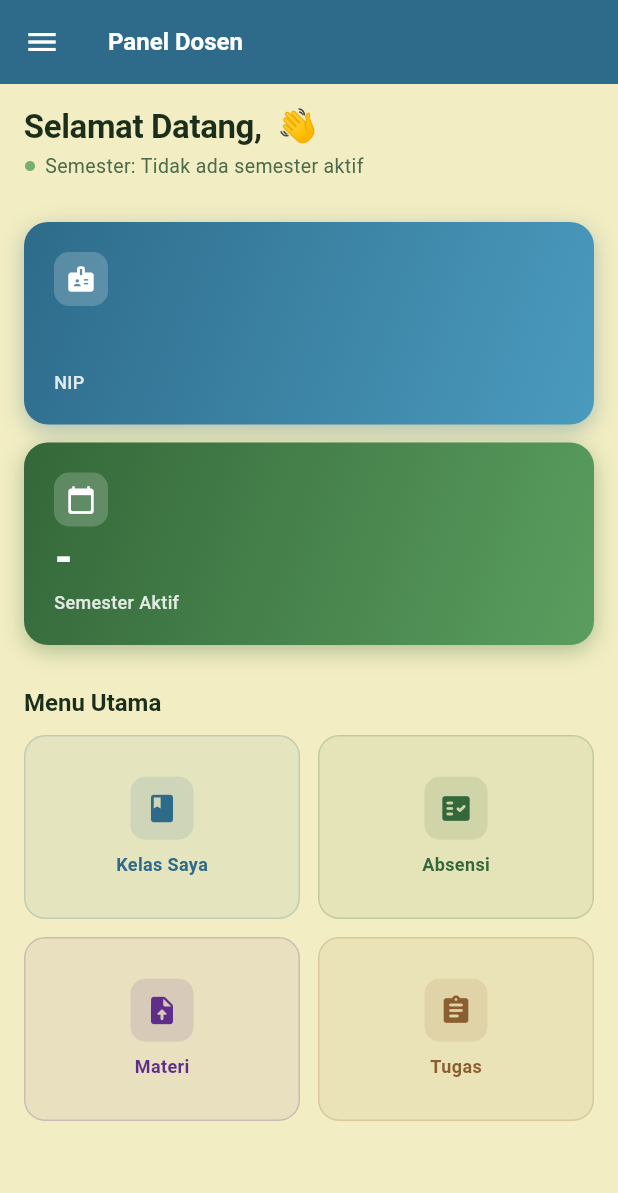
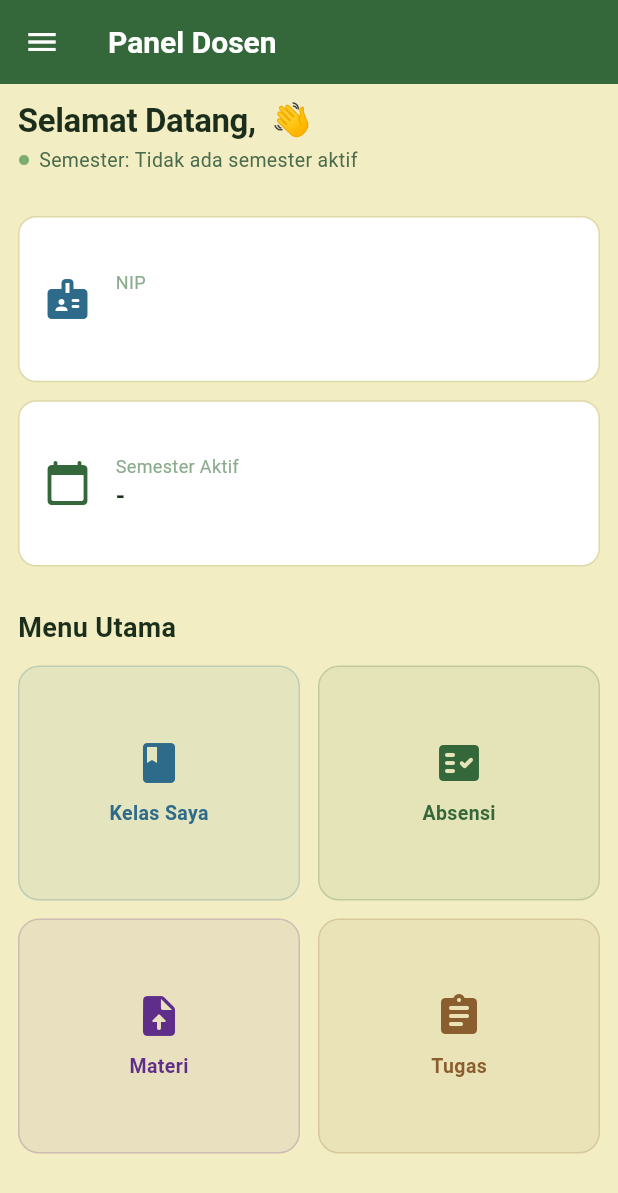
Before and after one commit to bizhab/pk-by2, a Flutter app: the DosenDashboardPage screen opened by its route, on a phone screen of 412 x 824 dp. Shown: the top 1193 px of the screen. Run offline on Flutter 3.47's test engine with Material 3 defaults, Android fonts, the phone set to English and light mode, and no system bars; our stand-ins replace flutter_dotenv, google_fonts, supabase_flutter; accounts and stored records are empty; Roboto replaces fonts that are missing (Playfair Display, Plus Jakarta Sans).

```diff
--- a/lib/features/dosen/pages/dosen_dashboard_page.dart
+++ b/lib/features/dosen/pages/dosen_dashboard_page.dart
@@ -1,7 +1,8 @@
 import 'package:flutter/material.dart';
 import '../../../core/theme/app_theme.dart';
 import '../../../core/services/supabase_service.dart';
-import '../../../core/services/widgets.dart';
+import '../../../core/widgets/adaptive_layouts.dart'; // Tambahkan ini
+import '../../../core/utils/responsive.dart'; // Tambahkan ini
 import '../widgets/dosen_sidebar.dart';
 import 'dosen_kelas_page.dart';
 import 'dosen_absensi_page.dart';
@@ -46,7 +47,7 @@ class _DosenDashboardPageState extends State<DosenDashboardPage> {
         });
       }
     } catch (e) {
-      print('[DosenDashboard] Error: $e');
+      debugPrint('[DosenDashboard] Error: $e');
       if (mounted) setState(() => _loading = false);
     }
   }
@@ -59,73 +60,36 @@ class _DosenDashboardPageState extends State<DosenDashboardPage> {
         body: Center(child: CircularProgressIndicator(color: AppColors.primary)));
     }
 
-    final isMobile = MediaQuery.of(context).size.width < 800;
-    print('[DosenDashboard] build: isMobile=$isMobile, selectedIndex=$_selectedIndex, dosenData=${_dosenData?['nama_lengkap']}');
-
-    return Scaffold(
+    // Gunakan AdaptiveDashboardLayout bawaan sistem Anda!
+    return AdaptiveDashboardLayout(
+      title: 'Panel Dosen',
       backgroundColor: AppColors.background,
-      // RESPONSIVE APPBAR: Hanya muncul di mobile
-      appBar: isMobile
-          ? AppBar(
-              backgroundColor: const Color(0xFF2E6B8A),
-              foregroundColor: Colors.white,
-              title: const Text('Panel Dosen', style: TextStyle(fontSize: 16)),
-            )
-          : null,
-      // RESPONSIVE DRAWER: Pindahkan sidebar ke menu samping di HP
-      drawer: isMobile
-          ? Drawer(
-              child: DosenSidebar(
+      sidebarBuilder: (context) => DosenSidebar(
         selectedIndex: _selectedIndex,
         nama: _dosenData?['nama_lengkap'] ?? 'Dosen',
         onSelect: (i) {
-                  print('[DosenDashboard] Sidebar selected: $i');
           setState(() => _selectedIndex = i);
+          // Jika di HP, tutup otomatis drawer setelah menu diklik
+          if (context.isMobile) {
             Navigator.pop(context);
+          }
         },
       ),
-            )
-          : null,
-      body: isMobile
-          ? _buildContent()
-          : Row(children: [
-              DosenSidebar(
-                selectedIndex: _selectedIndex,
-                nama: _dosenData?['nama_lengkap'] ?? 'Dosen',
-                onSelect: (i) {
-                  print('[DosenDashboard] Desktop sidebar selected: $i');
-                  setState(() => _selectedIndex = i);
-                },
-              ),
-              Expanded(child: _buildContent()),
-            ]),
+      body: _buildContent(),
     );
   }
 
   Widget _buildContent() {
-    print('[DosenDashboard] _buildContent: selectedIndex=$_selectedIndex');
     final dosenId = _dosenData?['dosen_id']?.toString() ?? '';
     final semId   = _activeSemester?['id']?.toString() ?? '';
 
     switch (_selectedIndex) {
-      case 0:
-        print('[DosenDashboard] Building DosenHomePage');
-        return _DosenHomePage(dosenData: _dosenData, activeSemester: _activeSemester);
-      case 1:
-        print('[DosenDashboard] Building DosenKelasPage with dosenId=$dosenId, semId=$semId');
-        return DosenKelasPage(dosenId: dosenId, semesterId: semId);
-      case 2:
-        print('[DosenDashboard] Building DosenAbsensiPage with dosenId=$dosenId');
-        return DosenAbsensiPage(dosenId: dosenId);
-      case 3:
-        print('[DosenDashboard] Building DosenMateriPage with dosenId=$dosenId, semId=$semId');
-        return DosenMateriPage(dosenId: dosenId, semesterId: semId);
-      case 4:
-        print('[DosenDashboard] Building DosenTugasPage with dosenId=$dosenId, semId=$semId');
-        return DosenTugasPage(dosenId: dosenId, semesterId: semId);
-      default:
-        print('[DosenDashboard] Unknown index: $_selectedIndex');
-        return const SizedBox.shrink();
+      case 0: return _DosenHomePage(dosenData: _dosenData, activeSemester: _activeSemester);
+      case 1: return DosenKelasPage(dosenId: dosenId, semesterId: semId);
+      case 2: return DosenAbsensiPage(dosenId: dosenId);
+      case 3: return DosenMateriPage(dosenId: dosenId, semesterId: semId);
+      case 4: return DosenTugasPage(dosenId: dosenId, semesterId: semId);
+      default: return const SizedBox.shrink();
     }
   }
 }
@@ -141,15 +105,13 @@ class _DosenHomePage extends StatelessWidget {
         ? '${activeSemester!['nama']} ${activeSemester!['tahun_akademik']?['nama'] ?? ''}'
         : 'Tidak ada semester aktif';
 
-    final screenWidth = MediaQuery.of(context).size.width;
-    final isMobile = screenWidth < 600;
-
     return SingleChildScrollView(
-      padding: EdgeInsets.all(isMobile ? 16 : 28),
+      // Gunakan padding dari file responsive Anda
+      padding: context.responsive.contentPadding,
       child: Column(crossAxisAlignment: CrossAxisAlignment.start, children: [
         Text('Selamat Datang, ${dosenData?['nama_lengkap'] ?? 'Dosen'} 👋',
           style: Theme.of(context).textTheme.displayLarge?.copyWith(
-            fontSize: isMobile ? 22 : 28
+            fontSize: context.responsive.getFont(mobile: 22, tablet: 28)
           )),
         const SizedBox(height: 4),
         Row(children: [
@@ -160,35 +122,33 @@ class _DosenHomePage extends StatelessWidget {
         ]),
         const SizedBox(height: 28),
 
-        // RESPONSIVE CARDS: Susun ke bawah di HP
-        if (isMobile) ...[
-          StatCard(
-            label: 'NIP', value: dosenData?['nip'] ?? '-', icon: Icons.badge_rounded,
-            gradient: const [Color(0xFF2E6B8A), Color(0xFF4A9BBF)]),
-          const SizedBox(height: 12),
-          StatCard(
+        // RESPONSIVE CARDS MENGGUNAKAN GRID BAWAAN ANDA
+        GridView.count(
+          crossAxisCount: context.responsive.getGridCount(mobile: 1, tablet: 2, desktop: 2),
+          crossAxisSpacing: 16,
+          mainAxisSpacing: 12,
+          childAspectRatio: context.isMobile ? 3.5 : 4.0,
+          shrinkWrap: true,
+          physics: const NeverScrollableScrollPhysics(),
+          children: [
+            _StatCardDummy(
+              label: 'NIP', value: dosenData?['nip'] ?? '-',
+              icon: Icons.badge_rounded, color: const Color(0xFF2E6B8A)),
+            _StatCardDummy(
               label: 'Semester Aktif', value: activeSemester?['nama'] ?? '-',
-            icon: Icons.calendar_today_rounded, gradient: AppColors.gradSantri),
-        ] else
-          Row(children: [
-            Expanded(child: StatCard(
-              label: 'NIP', value: dosenData?['nip'] ?? '-', icon: Icons.badge_rounded,
-              gradient: const [Color(0xFF2E6B8A), Color(0xFF4A9BBF)])),
-            const SizedBox(width: 16),
-            Expanded(child: StatCard(
-              label: 'Semester Aktif', value: activeSemester?['nama'] ?? '-',
-              icon: Icons.calendar_today_rounded, gradient: AppColors.gradSantri)),
-          ]),
+              icon: Icons.calendar_today_rounded, color: AppColors.primary),
+          ],
+        ),
 
         const SizedBox(height: 28),
-        SectionHeader(title: 'Menu Utama'),
+        const Text('Menu Utama', style: TextStyle(fontSize: 18, fontWeight: FontWeight.bold, color: AppColors.textDark)),
         const SizedBox(height: 12),
 
-        // RESPONSIVE GRID MENU
         GridView.count(
-          crossAxisCount: isMobile ? 2 : (screenWidth < 900 ? 3 : 4),
+          crossAxisCount: context.responsive.getGridCount(mobile: 2, tablet: 3, desktop: 4),
           crossAxisSpacing: 12,
-          mainAxisSpacing: 12, childAspectRatio: isMobile ? 1.5 : 1.3,
+          mainAxisSpacing: 12,
+          childAspectRatio: context.isMobile ? 1.2 : 1.3,
           shrinkWrap: true, physics: const NeverScrollableScrollPhysics(),
           children: const [
             _MenuCard(icon: Icons.class_rounded,       label: 'Kelas Saya',   color: Color(0xFF2E6B8A)),
@@ -197,6 +157,29 @@ class _DosenHomePage extends StatelessWidget {
             _MenuCard(icon: Icons.assignment_rounded,  label: 'Tugas',        color: Color(0xFF8A5E2E)),
           ],
         ),
+      ]),
+    );
+  }
+}
+
+// Dummy Widget untuk StatCard (karena file admin_dashboard_widgets.dart tidak disertakan)
+class _StatCardDummy extends StatelessWidget {
+  final String label, value;
+  final IconData icon;
+  final Color color;
+  const _StatCardDummy({required this.label, required this.value, required this.icon, required this.color});
+
+  @override
+  Widget build(BuildContext context) {
+    return Container(
+      padding: const EdgeInsets.all(16),
+      decoration: BoxDecoration(color: Colors.white, borderRadius: BorderRadius.circular(12), border: Border.all(color: AppColors.divider)),
+      child: Row(children: [
+        Icon(icon, color: color, size: 32), const SizedBox(width: 16),
+        Column(crossAxisAlignment: CrossAxisAlignment.start, mainAxisAlignment: MainAxisAlignment.center, children: [
+          Text(label, style: const TextStyle(fontSize: 12, color: AppColors.textLight)),
+          Text(value, style: const TextStyle(fontSize: 16, fontWeight: FontWeight.bold, color: AppColors.textDark)),
+        ])
       ]),
     );
   }
@@ -216,15 +199,9 @@ class _MenuCard extends StatelessWidget {
         borderRadius: BorderRadius.circular(14),
         border: Border.all(color: color.withOpacity(0.2))),
       child: Column(mainAxisAlignment: MainAxisAlignment.center, children: [
-        Container(
-          padding: const EdgeInsets.all(10),
-          decoration: BoxDecoration(
-            color: color.withOpacity(0.12),
-            borderRadius: BorderRadius.circular(10)),
-          child: Icon(icon, color: color, size: 22)),
+        Icon(icon, color: color, size: 32),
         const SizedBox(height: 8),
-        Text(label, style: TextStyle(
-          color: color, fontWeight: FontWeight.w600, fontSize: 12)),
+        Text(label, style: TextStyle(color: color, fontWeight: FontWeight.w600, fontSize: 13)),
       ]),
     );
   }
```
Also changed, not shown: lib/core/services/supabase_service.dart (+94 -38 lines), lib/features/dosen/pages/dosen_kelas_page.dart (+9 -11 lines), 5 other files. Lines whose indentation alone changed are shown as unchanged.
